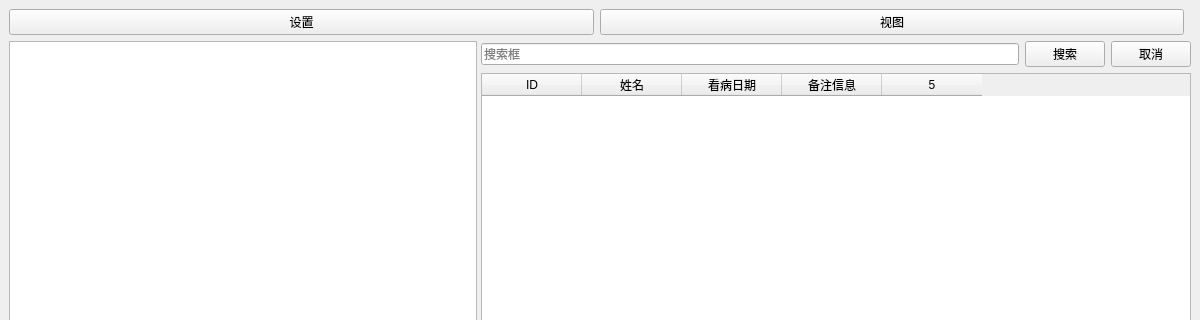
The window that system/ui/doctor_window.ui (MarkXuJQ/Pelvis-Fracture-Image-Segmentation) describes before a commit, drawn with Qt 5; both pictures show x 0 to 1200 and y 0 to 320 of the 1200 by 800 pixel window.
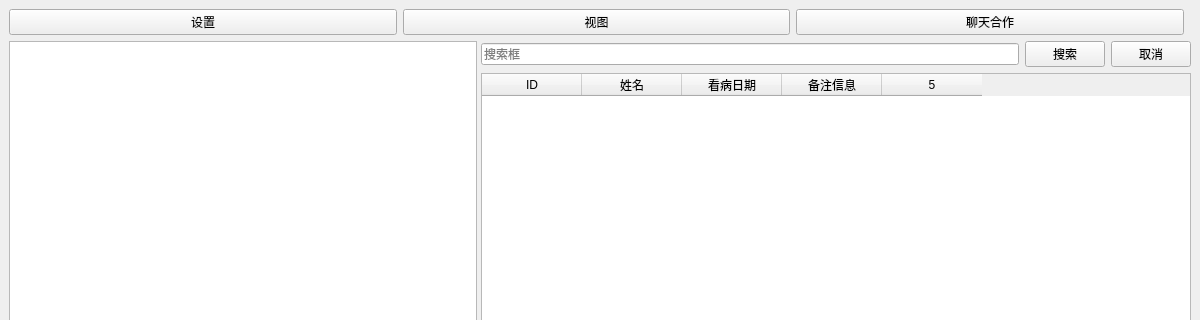
The same window after the commit.

Commit message: '更新医生合作功能界面，实现信息列表和任务列表的切换'

```diff
--- a/system/ui/doctor_window.ui
+++ b/system/ui/doctor_window.ui
@@ -31,6 +31,13 @@
         </property>
        </widget>
       </item>
+	<item>
+       <widget class="QPushButton" name="chatCollaButton">
+        <property name="text">
+         <string>聊天合作</string>
+        </property>
+       </widget>
+      </item>
       <item>
        <spacer name="horizontalSpacer">
         <property name="orientation">
```
The commit also changes 6 other files.
